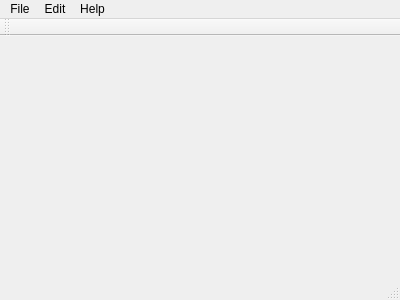
First picture: the form in mainwindow.ui, repository ode2code95/message-librarian, before the edit.
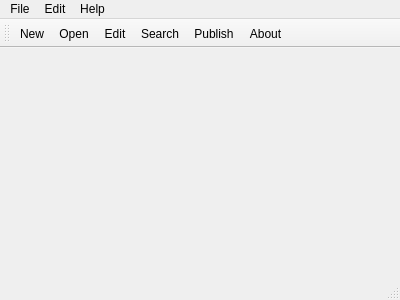
Second picture: the form after the edit. Icons and pictures are not drawn.

Commit message: Add toolbar graphics WITH TRANSPARENT BACKGROUNDS and implement "New" function with blank entry detection (upon closing). Also add Not Implemented messages to Open, Search, and Publish actions.

Diff of the .ui file:
```diff
--- a/mainwindow.ui
+++ b/mainwindow.ui
@@ -57,8 +57,14 @@
     <enum>TopToolBarArea</enum>
    </attribute>
    <attribute name="toolBarBreak">
-    <bool>false</bool>
+    <bool>true</bool>
    </attribute>
+   <addaction name="actionNew"/>
+   <addaction name="actionOpen"/>
+   <addaction name="actionEdit"/>
+   <addaction name="actionSearch"/>
+   <addaction name="actionPublish"/>
+   <addaction name="actionAbout"/>
   </widget>
   <widget class="QStatusBar" name="statusBar"/>
   <action name="actionOpen">
@@ -118,6 +124,21 @@
     <string>About Qt</string>
    </property>
   </action>
+  <action name="actionNew">
+   <property name="icon">
+    <iconset>
+     <normaloff>:/images/new.png</normaloff>:/images/new.png</iconset>
+   </property>
+   <property name="text">
+    <string>New</string>
+   </property>
+   <property name="toolTip">
+    <string>New</string>
+   </property>
+   <property name="shortcut">
+    <string>Ctrl+N</string>
+   </property>
+  </action>
  </widget>
  <layoutdefault spacing="6" margin="11"/>
  <resources/>
```
Left out of the diff: 30 changed lines with no effect on the pictures. The commit also changes 15 other files.
